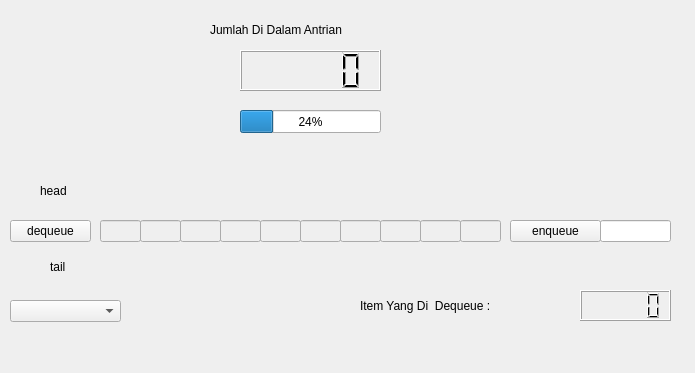
Qt form ui/queuewindow.ui (selesdepselesnul/dss) before a commit.
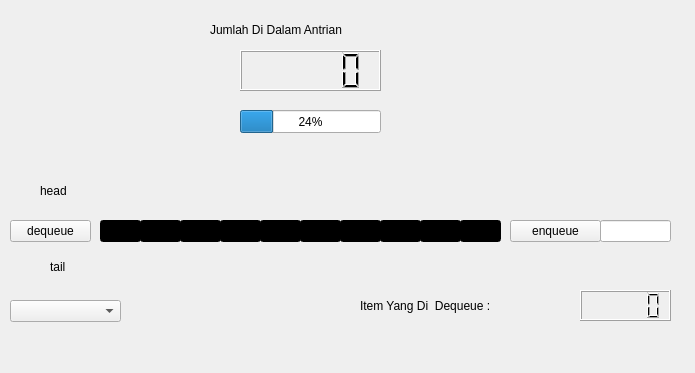
The same form after that commit. Icons and pictures are not drawn.

Commit message: add another color in queue window

```diff
--- a/ui/queuewindow.ui
+++ b/ui/queuewindow.ui
@@ -52,7 +52,8 @@
     </rect>
    </property>
    <property name="styleSheet">
-    <string notr="true">color : rgb(0, 0, 0)</string>
+    <string notr="true">color : rgb(0, 0, 0);
+background-color: black</string>
    </property>
   </widget>
   <widget class="QLineEdit" name="item1">
@@ -68,7 +69,8 @@
     </rect>
    </property>
    <property name="styleSheet">
-    <string notr="true">color : rgb(0, 0, 0)</string>
+    <string notr="true">color : rgb(0, 0, 0);
+background-color: black</string>
    </property>
   </widget>
   <widget class="QLineEdit" name="item2">
@@ -84,7 +86,8 @@
     </rect>
    </property>
    <property name="styleSheet">
-    <string notr="true">color : rgb(0, 0, 0)</string>
+    <string notr="true">color : rgb(0, 0, 0);
+background-color: black</string>
    </property>
   </widget>
   <widget class="QLineEdit" name="item3">
@@ -100,7 +103,8 @@
     </rect>
    </property>
    <property name="styleSheet">
-    <string notr="true">color : rgb(0, 0, 0)</string>
+    <string notr="true">color : rgb(0, 0, 0);
+background-color: black</string>
    </property>
   </widget>
   <widget class="QLineEdit" name="item4">
@@ -116,7 +120,8 @@
     </rect>
    </property>
    <property name="styleSheet">
-    <string notr="true">color : rgb(0, 0, 0)</string>
+    <string notr="true">color : rgb(0, 0, 0);
+background-color: black</string>
    </property>
   </widget>
   <widget class="QLineEdit" name="item5">
@@ -132,7 +137,8 @@
     </rect>
    </property>
    <property name="styleSheet">
-    <string notr="true">color : rgb(0, 0, 0)</string>
+    <string notr="true">color : rgb(0, 0, 0);
+background-color: black</string>
    </property>
   </widget>
   <widget class="QLineEdit" name="item6">
@@ -148,7 +154,8 @@
     </rect>
    </property>
    <property name="styleSheet">
-    <string notr="true">color : rgb(0, 0, 0)</string>
+    <string notr="true">color : rgb(0, 0, 0);
+background-color: black</string>
    </property>
   </widget>
   <widget class="QLineEdit" name="item7">
@@ -164,7 +171,8 @@
     </rect>
    </property>
    <property name="styleSheet">
-    <string notr="true">color : rgb(0, 0, 0)</string>
+    <string notr="true">color : rgb(0, 0, 0);
+background-color: black</string>
    </property>
   </widget>
   <widget class="QLineEdit" name="item8">
@@ -180,7 +188,8 @@
     </rect>
    </property>
    <property name="styleSheet">
-    <string notr="true">color : rgb(0, 0, 0)</string>
+    <string notr="true">color : rgb(0, 0, 0);
+background-color: black</string>
    </property>
   </widget>
   <widget class="QLineEdit" name="item9">
@@ -196,7 +205,8 @@
     </rect>
    </property>
    <property name="styleSheet">
-    <string notr="true">color : rgb(0, 0, 0)</string>
+    <string notr="true">color : rgb(0, 0, 0);
+background-color: black</string>
    </property>
   </widget>
   <widget class="QComboBox" name="modeComboBox">
```
The commit also changes 1 other file.
